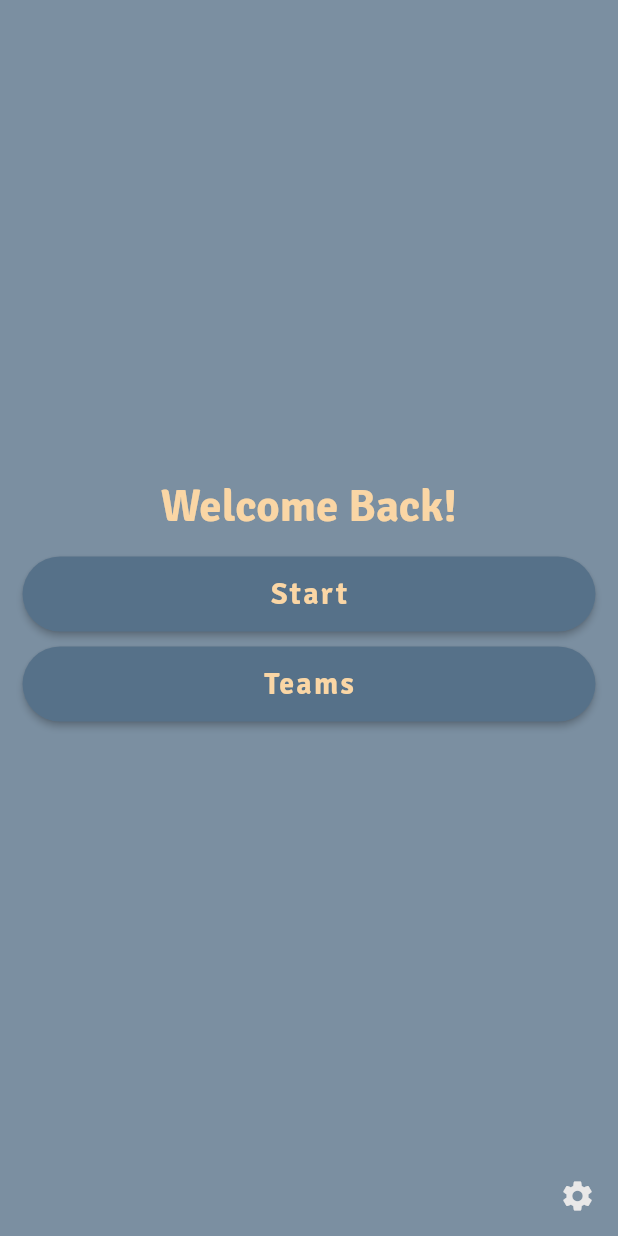
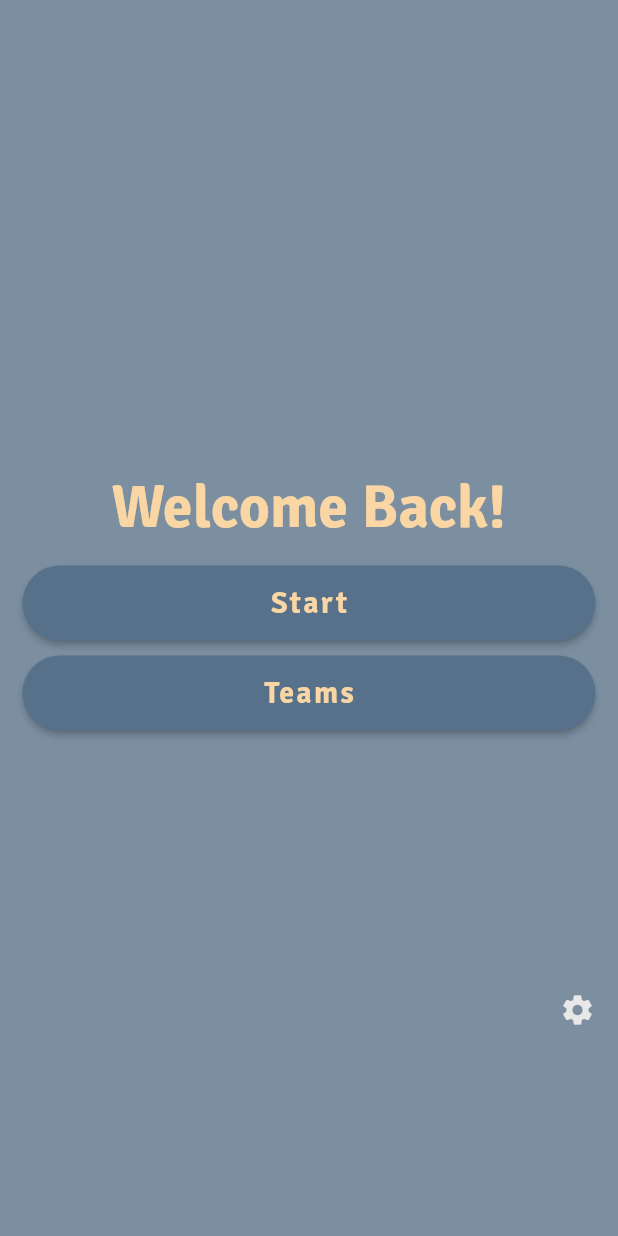
Before and after one commit to KidNeKit/Alias, a Flutter app: the screen it shows after launch, on a phone screen of 412 x 824 dp. Run offline on Flutter 3.47's test engine with Material 2 defaults, Android fonts, the phone set to English and light mode, and no system bars; our stand-ins replace rxdart, shared_preferences.

```diff
--- a/lib/router/app_router.dart
+++ b/lib/router/app_router.dart
@@ -1,3 +1,4 @@
+import 'package:alias/router/fade_page_route_builder.dart';
 import 'package:flutter/material.dart';
 
 import '../views/game_settings/game_settings_screen.dart';
@@ -15,21 +16,21 @@ class AppRouter {
     var args = (settings.arguments ?? {}) as Map<dynamic, dynamic>;
     switch (settings.name) {
       case HomeScreen.routeName:
-        return MaterialPageRoute(builder: (ctx) => const HomeScreen());
+        return FadePageRouteBuilder(child: const HomeScreen());
       case PlayingTeamsScreen.routeName:
-        return MaterialPageRoute(builder: (ctx) => const PlayingTeamsScreen());
+        return FadePageRouteBuilder(child: const PlayingTeamsScreen());
       case GameSettingsScreen.routeName:
-        return MaterialPageRoute(builder: (ctx) => const GameSettingsScreen());
+        return FadePageRouteBuilder(child: const GameSettingsScreen());
       case PackScreen.routeName:
-        return MaterialPageRoute(builder: (ctx) => const PackScreen());
+        return FadePageRouteBuilder(child: const PackScreen());
       case LobbyScreen.routeName:
-        return MaterialPageRoute(builder: (ctx) => const LobbyScreen());
+        return FadePageRouteBuilder(child: const LobbyScreen());
       case PlayScreen.routeName:
-        return MaterialPageRoute(builder: (ctx) => const PlayScreen());
+        return FadePageRouteBuilder(child: const PlayScreen());
       case TurnResultScreen.routeName:
-        return MaterialPageRoute(builder: (ctx) => const TurnResultScreen());
+        return FadePageRouteBuilder(child: const TurnResultScreen());
       case TeamsScreen.routeName:
-        return MaterialPageRoute(builder: (ctx) => const TeamsScreen());
+        return FadePageRouteBuilder(child: const TeamsScreen());
       case TeamInfoScreen.routeName:
         String? teamId = args['teamId'];
         String teamName = args['teamName'] ?? '';
--- /dev/null
+++ b/lib/router/fade_page_route_builder.dart
@@ -0,0 +1,21 @@
+import 'package:flutter/material.dart';
+
+class FadePageRouteBuilder<T> extends PageRouteBuilder {
+  static const pageTransitionDuration = Duration(milliseconds: 500);
+
+  final Widget child;
+  FadePageRouteBuilder({required this.child})
+      : super(
+          pageBuilder: (context, animation, anotherAnimation) => child,
+          transitionDuration: pageTransitionDuration,
+          reverseTransitionDuration: pageTransitionDuration,
+        );
+
+  @override
+  Widget buildTransitions(BuildContext context, Animation<double> animation,
+          Animation<double> secondaryAnimation, Widget child) =>
+      FadeTransition(
+        opacity: animation,
+        child: child,
+      );
+}
--- a/lib/views/global_components/body_wrapper.dart
+++ b/lib/views/global_components/body_wrapper.dart
@@ -17,19 +17,27 @@ class BodyWrapper extends StatelessWidget {
   Widget build(BuildContext context) {
     return Scaffold(
       backgroundColor: Theme.of(context).backgroundColor,
-      body: SafeArea(
-        child: Container(
-          width: double.infinity,
-          padding: const EdgeInsets.all(15.0),
-          child: _body,
-        ),
-      ),
       floatingActionButton: _floatingFunc == null
           ? null
           : FloatingActionButton(
               onPressed: _floatingFunc,
               child: _floatingIcon,
             ),
+      body: buildBody(),
+    );
+  }
+
+  Widget buildBody() {
+    return buildChild();
+  }
+
+  Widget buildChild() {
+    return SafeArea(
+      child: Container(
+        width: double.infinity,
+        padding: const EdgeInsets.all(15.0),
+        child: _body,
+      ),
     );
   }
 }
--- /dev/null
+++ b/lib/views/global_components/text/custom_title.dart
@@ -0,0 +1,17 @@
+import 'package:flutter/material.dart';
+
+class CustomTitle extends StatelessWidget {
+  final String _text;
+  final Color? _color;
+  const CustomTitle({required String text, Color? color, super.key})
+      : _text = text,
+        _color = color;
+
+  @override
+  Widget build(BuildContext context) {
+    return Text(
+      _text,
+      style: Theme.of(context).textTheme.labelLarge!.copyWith(color: _color),
+    );
+  }
+}
--- a/lib/views/home/home_screen.dart
+++ b/lib/views/home/home_screen.dart
@@ -1,9 +1,11 @@
-import 'package:alias/views/teams_screen/teams_screen.dart';
 import 'package:flutter/material.dart';
 
 import '../../resources/colors.dart';
+import '../global_components/body_wrapper.dart';
+import '../global_components/custom_button.dart';
+import '../global_components/text/custom_title.dart';
 import '../playing_teams/teams_screen.dart';
-import '../global_components/body_wrapper.dart';
+import '../teams_screen/teams_screen.dart';
 
 class HomeScreen extends StatelessWidget {
   static const String routeName = '/home';
@@ -17,27 +19,18 @@ class HomeScreen extends StatelessWidget {
         crossAxisAlignment: CrossAxisAlignment.center,
         children: [
           const Spacer(),
-          Text(
-            'Welcome Back!',
-            style: Theme.of(context).textTheme.labelMedium,
-          ),
+          const CustomTitle(text: 'Welcome Back!'),
           const SizedBox(height: 15.0),
-          ElevatedButton(
-            onPressed: () =>
+          CustomButton(
+            text: 'Start',
+            onPressedFunc: () =>
                 Navigator.of(context).pushNamed(PlayingTeamsScreen.routeName),
-            child: Text(
-              'Start',
-              style: Theme.of(context).textTheme.labelSmall,
-            ),
           ),
           const SizedBox(height: 10.0),
-          ElevatedButton(
-            onPressed: () =>
+          CustomButton(
+            text: 'Teams',
+            onPressedFunc: () =>
                 Navigator.of(context).pushNamed(TeamsScreen.routeName),
-            child: Text(
-              'Teams',
-              style: Theme.of(context).textTheme.labelSmall,
-            ),
           ),
           const Spacer(),
           Align(
--- a/lib/views/playing_teams/components/teams_list.dart
+++ b/lib/views/playing_teams/components/teams_list.dart
@@ -37,7 +37,6 @@ class TeamsList extends StatelessWidget {
               Provider.of<GameSettingsViewModel>(context, listen: false)
                   .selectTeam(snapshot.data![index]);
             },
-            index: index,
           ),
           itemCount: snapshot.data!.length,
           physics: const BouncingScrollPhysics(),
--- a/lib/views/teams_screen/teams_screen.dart
+++ b/lib/views/teams_screen/teams_screen.dart
@@ -2,7 +2,7 @@ import 'package:flutter/material.dart';
 import 'package:provider/provider.dart';
 
 import '../../view_models/teams_view_model.dart';
-import '../global_components/body_wrapper.dart';
+import '../global_components/body_wrapper_animated.dart';
 import '../global_components/team_card.dart';
 import '../team_info/team_info_screen.dart';
 
@@ -12,7 +12,7 @@ class TeamsScreen extends StatelessWidget {
 
   @override
   Widget build(BuildContext context) {
-    return BodyWrapper(
+    return BodyWrapperAnimated(
       body: FutureBuilder(
         future: Provider.of<TeamsViewModel>(context).getTeams(),
         builder: (context, snapshot) {
@@ -42,7 +42,6 @@ class TeamsScreen extends StatelessWidget {
                 tag: 'team_${snapshot.data![index].id}',
                 child: TeamCard(
                   teamName: snapshot.data![index].name,
-                  isAnimated: true,
                 ),
               ),
             ),
```
Also changed, not shown: lib/animations/fade_animation.dart (added, +48 -0 lines), lib/views/global_components/body_wrapper_animated.dart (added, +24 -0 lines), lib/views/global_components/team_card.dart (+10 -48 lines), lib/views/global_components/team_card_compressed.dart (+4 -35 lines), lib/views/playing_teams/teams_screen.dart (+3 -28 lines).
